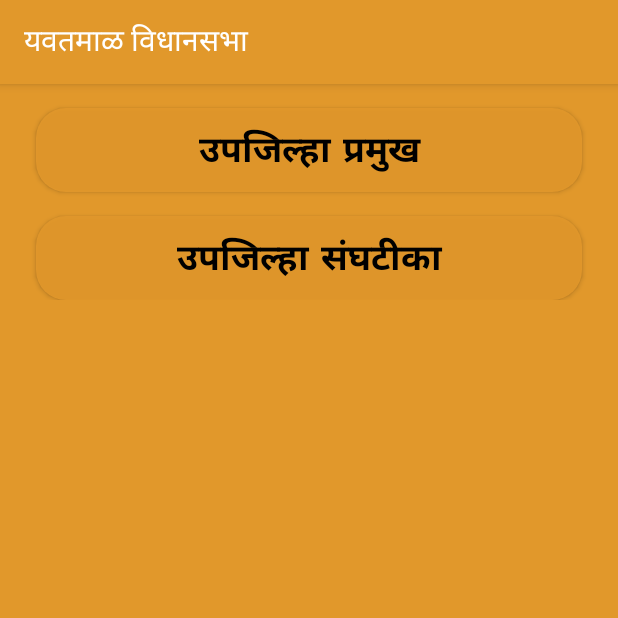
After one commit to shritambaskar/shivsena_yavatmal, an Android app: the YavatmalVidhansabhaActivity screen opened directly, with no data from a screen before it, on a phone screen of 412 x 824 dp, the top half of it. The commit adds this screen. Run offline under Robolectric (Android 15) with nearby library versions, the phone set to English and light mode, and no system bars.

Commit message:
Shivsena Yavatmal

```diff
--- a/app/src/main/AndroidManifest.xml
+++ b/app/src/main/AndroidManifest.xml
@@ -11,6 +11,10 @@
         android:roundIcon="@mipmap/ic_launcher_round"
         android:supportsRtl="true"
         android:theme="@style/Theme.शिवसेनायवतमाळ">
+        <activity
+            android:name=".yavtmalvidhansabha.YavatmalVidhansabhaActivity"
+            android:exported="true"
+            android:label="यवतमाळ विधानसभा"/>
         <activity
             android:name=".NextActivity"
             android:exported="true" />
--- a/app/src/main/java/com/shivsena/yavatmal/NextActivity.java
+++ b/app/src/main/java/com/shivsena/yavatmal/NextActivity.java
@@ -2,13 +2,26 @@ package com.shivsena.yavatmal;
 
 import androidx.appcompat.app.AppCompatActivity;
 
+import android.content.Intent;
 import android.os.Bundle;
+import android.view.View;
+import android.widget.Button;
+
+import com.shivsena.yavatmal.yavtmalvidhansabha.YavatmalVidhansabhaActivity;
 
 public class NextActivity extends AppCompatActivity {
 
+    private Button btn_yavatmal_vidhansabha;
     @Override
     protected void onCreate(Bundle savedInstanceState) {
         super.onCreate(savedInstanceState);
         setContentView(R.layout.activity_next);
+        btn_yavatmal_vidhansabha = findViewById(R.id.btn_yavatmal_vidhansabha);
+        btn_yavatmal_vidhansabha.setOnClickListener(new View.OnClickListener() {
+            @Override
+            public void onClick(View v) {
+                startActivity(new Intent(NextActivity.this, YavatmalVidhansabhaActivity.class));
+            }
+        });
     }
 }
--- /dev/null
+++ b/app/src/main/java/com/shivsena/yavatmal/yavtmalvidhansabha/YavatmalVidhansabhaActivity.java
@@ -0,0 +1,16 @@
+package com.shivsena.yavatmal.yavtmalvidhansabha;
+
+import androidx.appcompat.app.AppCompatActivity;
+
+import android.os.Bundle;
+
+import com.shivsena.yavatmal.R;
+
+public class YavatmalVidhansabhaActivity extends AppCompatActivity {
+
+    @Override
+    protected void onCreate(Bundle savedInstanceState) {
+        super.onCreate(savedInstanceState);
+        setContentView(R.layout.activity_yavatmal_vidhansabha);
+    }
+}
--- /dev/null
+++ b/app/src/main/res/layout/activity_yavatmal_vidhansabha.xml
@@ -0,0 +1,49 @@
+<?xml version="1.0" encoding="utf-8"?>
+<ScrollView xmlns:android="http://schemas.android.com/apk/res/android"
+    xmlns:app="http://schemas.android.com/apk/res-auto"
+    xmlns:tools="http://schemas.android.com/tools"
+    android:layout_width="match_parent"
+    android:layout_height="match_parent"
+    android:orientation="vertical"
+    android:background="@color/purple_500"
+    tools:context=".yavtmalvidhansabha.YavatmalVidhansabhaActivity">
+
+    <androidx.constraintlayout.widget.ConstraintLayout
+        android:layout_width="match_parent"
+        android:layout_height="match_parent">
+
+        <Button
+            android:id="@+id/upjilha_pramukh"
+            android:layout_width="match_parent"
+            android:layout_height="wrap_content"
+            android:layout_marginStart="24dp"
+            android:layout_marginEnd="24dp"
+            android:background="@drawable/rounded_bt"
+            android:text="उपजिल्हा प्रमुख"
+            android:textColor="@color/black"
+            android:textSize="24sp"
+            android:textStyle="bold"
+            app:layout_constraintBottom_toBottomOf="parent"
+            app:layout_constraintEnd_toEndOf="parent"
+            app:layout_constraintHorizontal_bias="0.0"
+            app:layout_constraintStart_toStartOf="parent"
+            app:layout_constraintTop_toTopOf="parent"
+            app:layout_constraintVertical_bias="0.179" />
+
+        <Button
+            android:id="@+id/upjilha_sanghtika"
+            android:layout_width="match_parent"
+            android:layout_height="wrap_content"
+            android:layout_marginStart="24dp"
+            android:layout_marginTop="16dp"
+            android:layout_marginEnd="24dp"
+            android:background="@drawable/rounded_bt"
+            android:text="उपजिल्हा संघटीका"
+            android:textColor="@color/black"
+            android:textSize="24sp"
+            android:textStyle="bold"
+            app:layout_constraintEnd_toEndOf="@+id/upjilha_pramukh"
+            app:layout_constraintStart_toStartOf="@+id/upjilha_pramukh"
+            app:layout_constraintTop_toBottomOf="@+id/upjilha_pramukh" />
+    </androidx.constraintlayout.widget.ConstraintLayout>
+</ScrollView>
```
